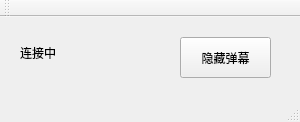
Qt form mainwindow.ui (Prometheus-JY/DesktopDanmakuClient) before a commit.
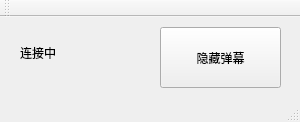
The same form after that commit.

Commit message: 第二次提交

Diff of the .ui file:
```diff
--- a/mainwindow.ui
+++ b/mainwindow.ui
@@ -30,10 +30,10 @@
    <widget class="QPushButton" name="danmuControl">
     <property name="geometry">
      <rect>
-      <x>180</x>
-      <y>20</y>
-      <width>91</width>
-      <height>41</height>
+      <x>160</x>
+      <y>10</y>
+      <width>121</width>
+      <height>61</height>
      </rect>
     </property>
     <property name="text">
```
The commit also changes 2 other files.
